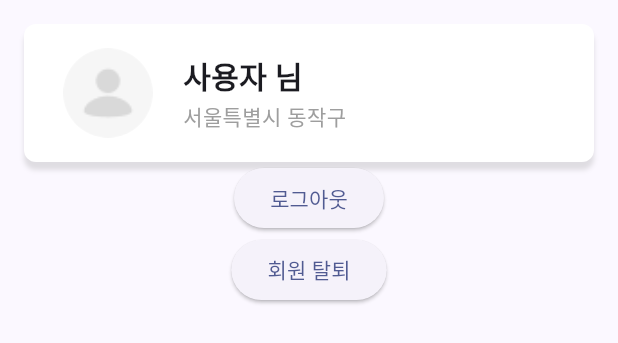
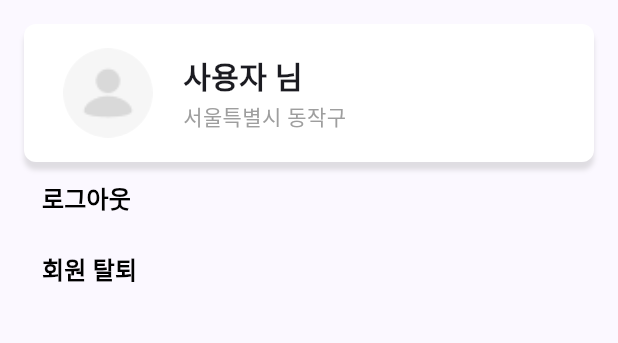
Before and after one commit to causyj/SOCDOC-Flutter, a Flutter app: the SettingPage widget shown alone on an empty page, opened directly, on a phone screen of 412 x 824 dp. Shown: the top 343 px of the screen. Run offline on Flutter 3.47's test engine with Material 2 defaults, Android fonts, the phone set to English and light mode, and no system bars; our stand-ins replace firebase_auth, firebase_core, flutter_rating_bar, google_sign_in, sign_in_button; accounts and stored records are empty; network calls fail.

Commit message:
TextButton 정렬 및 style

```diff
--- a/lib/Pages/MainSubPages/SettingPage.dart
+++ b/lib/Pages/MainSubPages/SettingPage.dart
@@ -12,19 +12,20 @@ class SettingPage extends StatelessWidget {
     return Padding(
       padding: const EdgeInsets.all(16.0),
       child: Column(
+        crossAxisAlignment: CrossAxisAlignment.start,
         children: [
           buildUserInfoContainer(),
-          ElevatedButton(
+          TextButton(
             onPressed: () {
               tryFirebaseLogout(socdocApp);
             },
-            child: const Text("로그아웃"),
+            child: const Text("로그아웃", style: TextStyle(color: Colors.black, fontSize: 16.0, fontWeight: FontWeight.bold)),
           ),
-          ElevatedButton(
+          TextButton(
             onPressed: () {
               tryFirebaseDeleteUser(socdocApp);
             },
-            child: const Text("회원 탈퇴"),
+            child: const Text("회원 탈퇴", style: TextStyle(color: Colors.black, fontSize:16.0, fontWeight: FontWeight.bold)),
           ),
         ],
       ),
```
